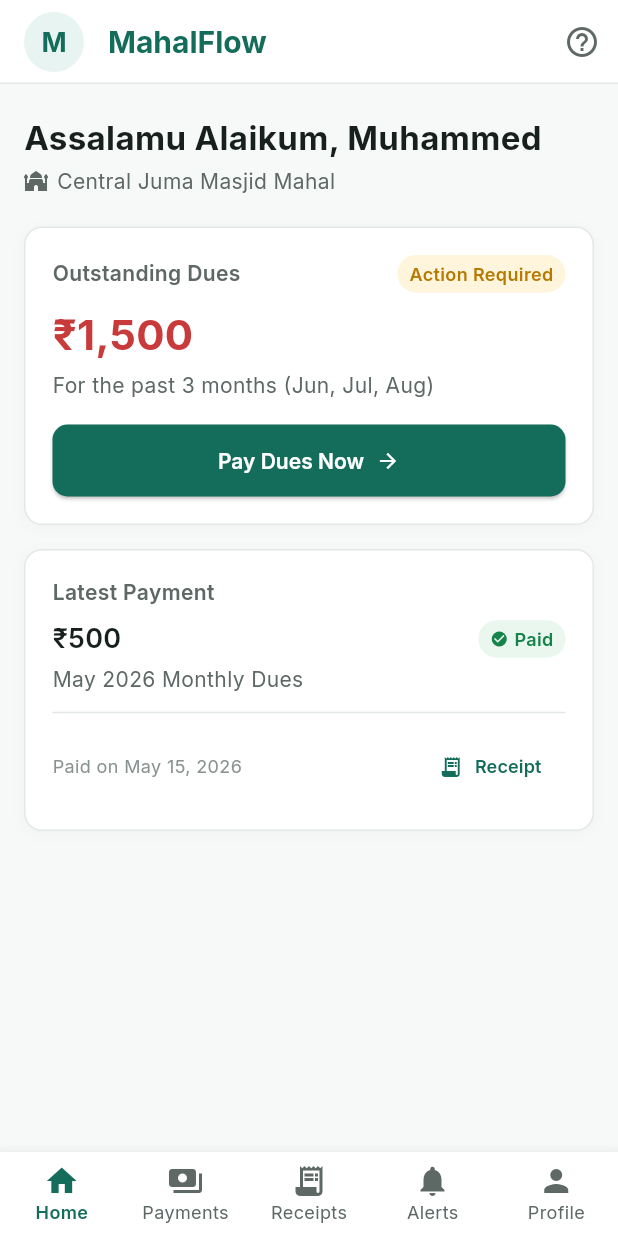
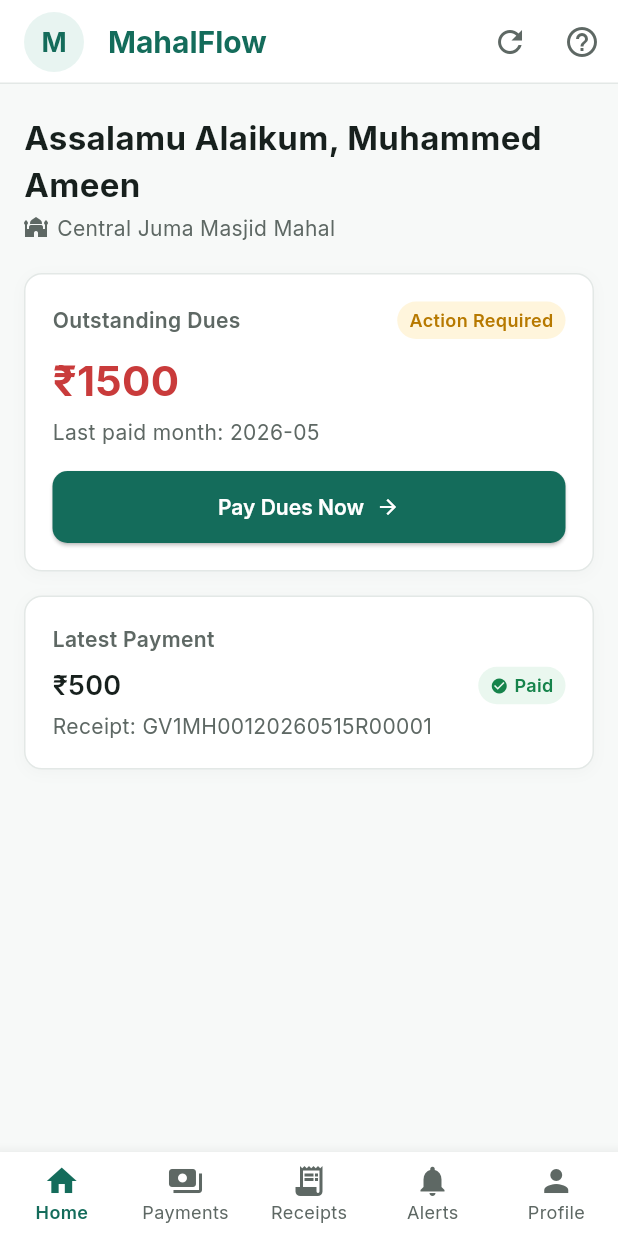
Before and after one commit to Its-me-nishmal/mahal-flow, a Flutter app: the MemberDashboardScreen screen opened by its route, after a tap on the "help outline" icon, on a phone screen of 412 x 824 dp. Run offline on Flutter 3.47's test engine with Material 3 defaults, Android fonts, the phone set to English and light mode, and no system bars; our stand-ins replace dio, google_fonts; network calls fail.

Commit message:
feat(api-binding): connect Next.js Web Admin and Flutter Mobile App to live Go MongoDB endpoints

```diff
--- /dev/null
+++ b/mobile-flutter/lib/core/network/api_service.dart
@@ -0,0 +1,85 @@
+import 'dart:convert';
+import 'package:dio/dio.dart';
+
+class ApiService {
+  static const String baseUrl = "http://localhost:8080/api/v1";
+  static const String defaultTenant = "MH_001_CALICUT";
+
+  final Dio _dio = Dio(
+    BaseOptions(
+      baseUrl: baseUrl,
+      connectTimeout: const Duration(seconds: 5),
+      receiveTimeout: const Duration(seconds: 5),
+      headers: {
+        "Content-Type": "application/json",
+        "X-Tenant-ID": defaultTenant,
+      },
+    ),
+  );
+
+  // 1. Fetch Member Dashboard
+  Future<Map<String, dynamic>> getMemberDashboard({String memberId = "MEM_001_9910"}) async {
+    try {
+      final response = await _dio.get("/member/dashboard?member_id=$memberId");
+      if (response.statusCode == 200) {
+        return response.data as Map<String, dynamic>;
+      }
+    } catch (e) {
+      // Fallback data if backend is offline
+    }
+    return {
+      "member_id": memberId,
+      "member_name": "Muhammed Ameen",
+      "mahal_name": "Central Juma Masjid Mahal",
+      "outstanding_balance": 1500.0,
+      "last_paid_month": "2026-05",
+      "latest_payment": {
+        "receipt_number": "GV1MH00120260515R00001",
+        "amount": 500.0,
+        "paid_months": ["2026-05"],
+        "created_at": "2026-05-15T10:00:00Z",
+      },
+    };
+  }
+
+  // 2. Initialize Dues Payment
+  Future<Map<String, dynamic>?> initializeDuesPayment({
+    required String memberId,
+    required List<String> selectedMonths,
+    required String idempotencyKey,
+  }) async {
+    try {
+      final response = await _dio.post(
+        "/payments/dues/initialize",
+        data: {
+          "member_id": memberId,
+          "selected_months": selectedMonths,
+          "gateway": "RAZORPAY",
+          "idempotency_key": idempotencyKey,
+        },
+      );
+      if (response.statusCode == 201) {
+        return response.data as Map<String, dynamic>;
+      }
+    } catch (e) {
+      return null;
+    }
+    return null;
+  }
+
+  // 3. Confirm Dues Payment
+  Future<Map<String, dynamic>?> confirmPayment(String transactionId) async {
+    try {
+      final response = await _dio.post(
+        "/payments/dues/confirm",
+        data: {"transaction_id": transactionId},
+      );
+      if (response.statusCode == 200) {
+        return response.data as Map<String, dynamic>;
+      }
+    } catch (e) {
+      return null;
+    }
+    return null;
+  }
+}
--- a/mobile-flutter/lib/features/dashboard/screens/member_dashboard_screen.dart
+++ b/mobile-flutter/lib/features/dashboard/screens/member_dashboard_screen.dart
@@ -1,5 +1,6 @@
 import 'package:flutter/material.dart';
 import 'package:google_fonts/google_fonts.dart';
+import '../../../core/network/api_service.dart';
 import '../../../core/theme/app_theme.dart';
 import '../../dues_payment/screens/monthly_payment_screen.dart';
 
@@ -12,6 +13,35 @@
 
 class _MemberDashboardScreenState extends State<MemberDashboardScreen> {
   int _currentNavIndex = 0;
+  final ApiService _apiService = ApiService();
+  bool _isLoading = true;
+
+  String _memberName = "Muhammed Ameen";
+  String _mahalName = "Central Juma Masjid Mahal";
+  double _outstanding = 1500;
+  String _lastPaidMonth = "2026-05";
+  Map<String, dynamic>? _latestReceipt;
+
+  @override
+  void initState() {
+    super.initState();
+    _loadDashboardData();
+  }
+
+  Future<void> _loadDashboardData() async {
+    setState(() => _isLoading = true);
+    final data = await _apiService.getMemberDashboard();
+    if (mounted) {
+      setState(() {
+        _memberName = data["member_name"]?.toString() ?? "Muhammed Ameen";
+        _mahalName = data["mahal_name"]?.toString() ?? "Central Juma Masjid Mahal";
+        _outstanding = (data["outstanding_balance"] as num?)?.toDouble() ?? 1500.0;
+        _lastPaidMonth = data["last_paid_month"]?.toString() ?? "2026-05";
+        _latestReceipt = data["latest_payment"] as Map<String, dynamic>?;
+        _isLoading = false;
+      });
+    }
+  }
 
   @override
   Widget build(BuildContext context) {
@@ -25,7 +55,7 @@
           child: CircleAvatar(
             backgroundColor: AppColors.primaryLight,
             child: Text(
-              "M",
+              _memberName.isNotEmpty ? _memberName[0] : "M",
               style: GoogleFonts.inter(
                 fontWeight: FontWeight.w700,
                 color: AppColors.primary,
@@ -43,6 +73,10 @@
         ),
         actions: [
           IconButton(
+            icon: const Icon(Icons.refresh, color: AppColors.textSecondary),
+            onPressed: _loadDashboardData,
+          ),
+          IconButton(
             icon: const Icon(Icons.help_outline, color: AppColors.textSecondary),
             onPressed: () {},
           ),
@@ -51,14 +85,18 @@
           bottom: BorderSide(color: AppColors.border, width: 1),
         ),
       ),
-      body: SingleChildScrollView(
+      body: RefreshIndicator(
+        onRefresh: _loadDashboardData,
+        color: AppColors.primary,
+        child: SingleChildScrollView(
+          physics: const AlwaysScrollableScrollPhysics(),
           padding: const EdgeInsets.symmetric(horizontal: 16, vertical: 20),
           child: Column(
             crossAxisAlignment: CrossAxisAlignment.start,
             children: [
               // Welcome Section
               Text(
-              "Assalamu Alaikum, Muhammed",
+                "Assalamu Alaikum, $_memberName",
                 style: GoogleFonts.inter(
                   fontSize: 22,
                   fontWeight: FontWeight.w700,
@@ -71,7 +109,7 @@
                   const Icon(Icons.mosque, size: 16, color: AppColors.textSecondary),
                   const SizedBox(width: 6),
                   Text(
-                  "Central Juma Masjid Mahal",
+                    _mahalName,
                     style: GoogleFonts.inter(
                       fontSize: 14,
                       color: AppColors.textSecondary,
@@ -113,15 +151,15 @@
                         Container(
                           padding: const EdgeInsets.symmetric(horizontal: 8, vertical: 4),
                           decoration: BoxDecoration(
-                          color: AppColors.warningBg,
+                            color: _outstanding > 0 ? AppColors.warningBg : AppColors.successBg,
                             borderRadius: BorderRadius.circular(999),
                           ),
                           child: Text(
-                          "Action Required",
+                            _outstanding > 0 ? "Action Required" : "Up to Date",
                             style: GoogleFonts.inter(
                               fontSize: 12,
                               fontWeight: FontWeight.w600,
-                            color: AppColors.warning,
+                              color: _outstanding > 0 ? AppColors.warning : AppColors.success,
                             ),
                           ),
                         ),
@@ -129,29 +167,33 @@
                     ),
                     const SizedBox(height: 8),
                     Text(
-                    "₹1,500",
+                      "₹${_outstanding.toInt()}",
                       style: GoogleFonts.inter(
                         fontSize: 28,
                         fontWeight: FontWeight.w700,
-                      color: AppColors.error,
+                        color: _outstanding > 0 ? AppColors.error : AppColors.success,
                       ),
                     ),
                     const SizedBox(height: 4),
                     Text(
-                    "For the past 3 months (Jun, Jul, Aug)",
+                      _outstanding > 0
+                          ? "Last paid month: $_lastPaidMonth"
+                          : "All monthly dues paid in full",
                       style: GoogleFonts.inter(
                         fontSize: 14,
                         color: AppColors.textSecondary,
                       ),
                     ),
                     const SizedBox(height: 16),
+                    if (_outstanding > 0)
                       ElevatedButton(
-                    onPressed: () {
-                      Navigator.of(context).push(
+                        onPressed: () async {
+                          await Navigator.of(context).push(
                             MaterialPageRoute(
                               builder: (context) => const MonthlyPaymentScreen(),
                             ),
                           );
+                          _loadDashboardData();
                         },
                         style: ElevatedButton.styleFrom(
                           backgroundColor: AppColors.primary,
@@ -182,6 +224,7 @@
               const SizedBox(height: 16),
 
               // Latest Payment Card
+              if (_latestReceipt != null)
                 Container(
                   padding: const EdgeInsets.all(18),
                   decoration: BoxDecoration(
@@ -212,7 +255,7 @@
                         mainAxisAlignment: MainAxisAlignment.spaceBetween,
                         children: [
                           Text(
-                        "₹500",
+                            "₹${(_latestReceipt!["amount"] as num?)?.toInt() ?? 500}",
                             style: GoogleFonts.inter(
                               fontSize: 18,
                               fontWeight: FontWeight.w600,
@@ -245,41 +288,17 @@
                       ),
                       const SizedBox(height: 4),
                       Text(
-                    "May 2026 Monthly Dues",
+                        "Receipt: ${_latestReceipt!["receipt_number"] ?? "Verified"}",
                         style: GoogleFonts.inter(
                           fontSize: 14,
                           color: AppColors.textSecondary,
                         ),
                       ),
-                  const Divider(height: 24, color: AppColors.border),
-                  Row(
-                    mainAxisAlignment: MainAxisAlignment.spaceBetween,
-                    children: [
-                      Text(
-                        "Paid on May 15, 2026",
-                        style: GoogleFonts.inter(
-                          fontSize: 12,
-                          color: AppColors.textMuted,
-                        ),
-                      ),
-                      TextButton.icon(
-                        onPressed: () {},
-                        icon: const Icon(Icons.receipt_long, size: 16, color: AppColors.primary),
-                        label: Text(
-                          "Receipt",
-                          style: GoogleFonts.inter(
-                            fontSize: 12,
-                            fontWeight: FontWeight.w600,
-                            color: AppColors.primary,
-                          ),
+                    ],
                   ),
                 ),
             ],
           ),
-                ],
-              ),
-            ),
-          ],
         ),
       ),
       bottomNavigationBar: BottomNavigationBar(
```
Also changed, not shown: mobile-flutter/lib/features/dues_payment/screens/monthly_payment_screen.dart (+92 -6 lines), 1 other file. Lines whose indentation alone changed are shown as unchanged.
